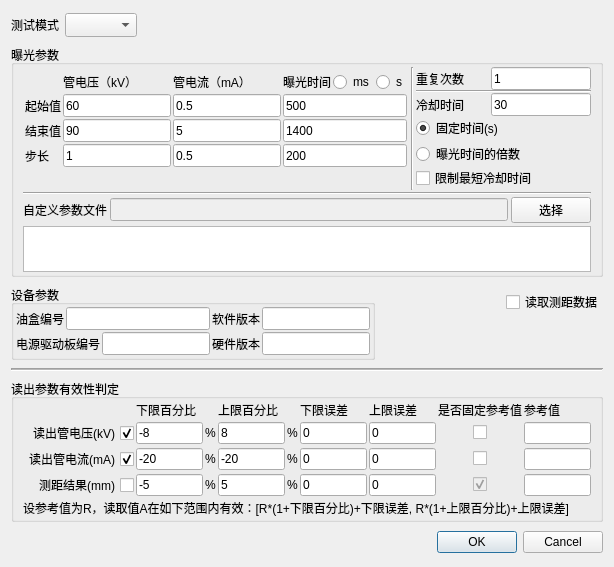
The window that test_param_settings.ui (curious-heart/X-exposer-tool) describes before a commit, drawn with Qt 5.
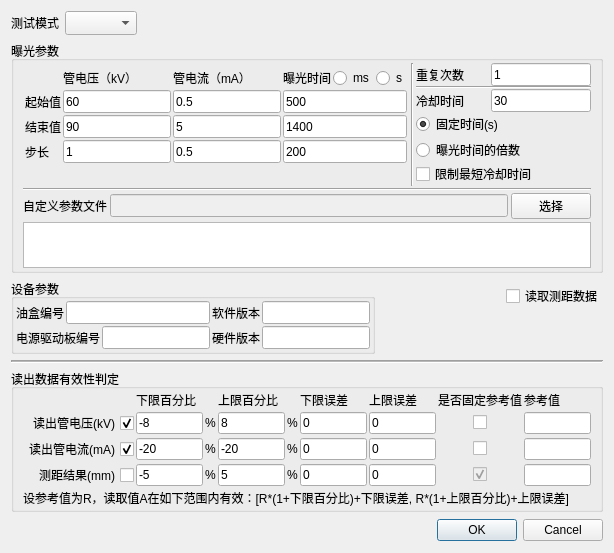
The same window after the commit.

Patch:
```diff
--- a/test_param_settings.ui
+++ b/test_param_settings.ui
@@ -7,7 +7,7 @@
     <x>0</x>
     <y>0</y>
     <width>614</width>
-    <height>567</height>
+    <height>470</height>
    </rect>
   </property>
   <property name="sizePolicy">
@@ -759,7 +759,7 @@
       </sizepolicy>
      </property>
      <property name="title">
-      <string>读出参数有效性判定</string>
+      <string>读出数据有效性判定</string>
      </property>
      <layout class="QVBoxLayout" name="verticalLayout_7">
       <property name="spacing">
```
